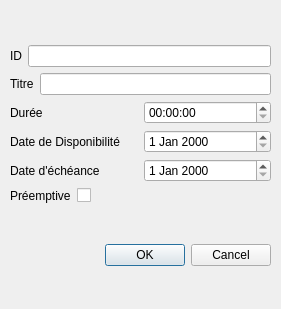
This is fenajoutertacheuni.ui in LaureMonlouis/ProjectCalendar2 as Qt 5 draws it before an edit. The edited form follows.
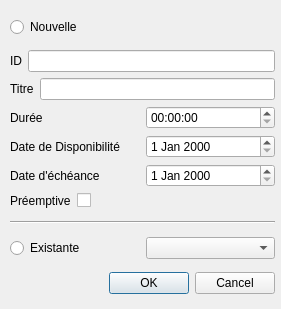
This is the edited form.

The edit to the form file:
```diff
--- a/fenajoutertacheuni.ui
+++ b/fenajoutertacheuni.ui
@@ -18,11 +18,18 @@
     <rect>
      <x>10</x>
      <y>10</y>
-     <width>261</width>
+     <width>265</width>
      <height>291</height>
     </rect>
    </property>
    <layout class="QVBoxLayout" name="verticalLayout">
+    <item>
+     <widget class="QRadioButton" name="radioButton_2">
+      <property name="text">
+       <string>Nouvelle</string>
+      </property>
+     </widget>
+    </item>
     <item>
      <layout class="QVBoxLayout" name="verticalLayout_2">
       <item>
@@ -115,6 +122,27 @@
       </item>
      </layout>
     </item>
+    <item>
+     <widget class="Line" name="line">
+      <property name="orientation">
+       <enum>Qt::Horizontal</enum>
+      </property>
+     </widget>
+    </item>
+    <item>
+     <layout class="QHBoxLayout" name="horizontalLayout_6">
+      <item>
+       <widget class="QRadioButton" name="radioButton">
+        <property name="text">
+         <string>Existante</string>
+        </property>
+       </widget>
+      </item>
+      <item>
+       <widget class="QComboBox" name="comboBox"/>
+      </item>
+     </layout>
+    </item>
     <item>
      <widget class="QDialogButtonBox" name="buttonBox">
       <property name="standardButtons">
```
